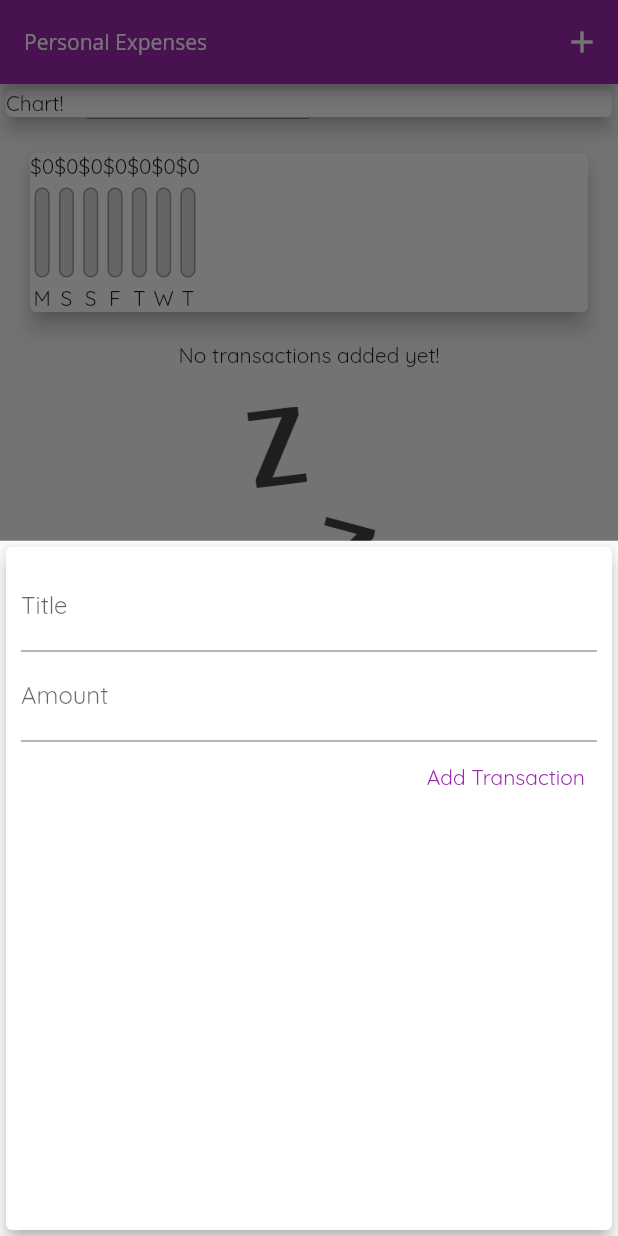
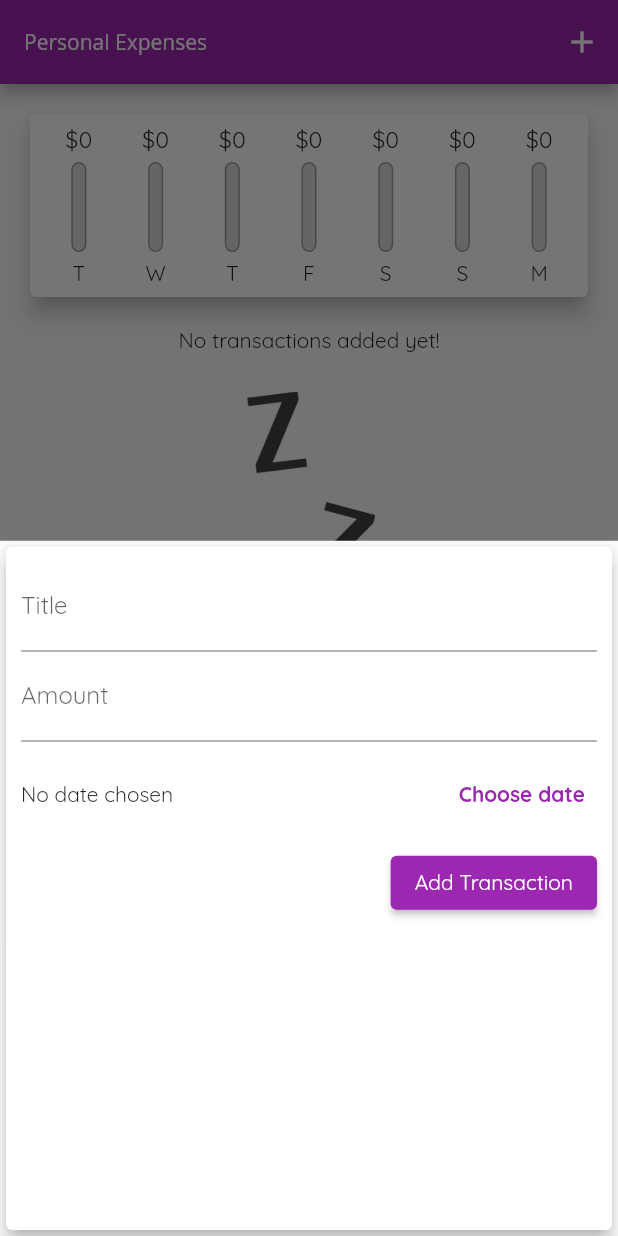
Before and after one commit to rojoslavik/personalexpenses, a Flutter app: the screen it shows after launch, after a tap on the "add" icon, on a phone screen of 412 x 824 dp. Run offline on Flutter 3.47's test engine with Material 2 defaults, Android fonts, the phone set to English and light mode, and no system bars.

Commit message:
Work done on dates and design.

```diff
--- a/lib/main.dart
+++ b/lib/main.dart
@@ -36,7 +36,7 @@ class MyHomePage extends StatefulWidget {
 
 class _MyHomePageState extends State<MyHomePage> {
   final List<Transaction> _userTransactions = [
-  /*  Transaction(
+    /*  Transaction(
         id: 't1', title: 'New Shoes', amount: 69.99, date: DateTime.now()),
     Transaction(
         id: ('t2'), title: 'Groceries', amount: 21.01, date: DateTime.now()),
@@ -53,11 +53,12 @@ class _MyHomePageState extends State<MyHomePage> {
     }).toList();
   }
 
-  void _addNewTransaction(String txTitle, double txAmount) {
+  void _addNewTransaction(
+      String txTitle, double txAmount, DateTime chosenDate) {
     final newTransaction = Transaction(
       title: txTitle,
       amount: txAmount,
-      date: DateTime.now(),
+      date: chosenDate,
       id: DateTime.now().toString(),
     );
 
@@ -76,6 +77,12 @@ class _MyHomePageState extends State<MyHomePage> {
             behavior: HitTestBehavior.opaque,
           );
         });
+  }
+
+  void _deleteTransaction(String id) {
+    setState(() {
+      _userTransactions.removeWhere((tx) => tx.id == id);
+    });
   }
 
   @override
@@ -99,13 +106,9 @@ class _MyHomePageState extends State<MyHomePage> {
           children: <Widget>[
             Container(
               width: double.infinity,
-              child: Card(
-                child: Text('Chart!'),
-                elevation: 5,
-              ),
             ),
             Chart(_recentTransactions),
-            TransactionList(_userTransactions),
+            TransactionList(_userTransactions, _deleteTransaction),
           ],
         ),
       ),
--- a/lib/widgets/chart.dart
+++ b/lib/widgets/chart.dart
@@ -28,7 +28,7 @@ class Chart extends StatelessWidget {
         'day': DateFormat.E().format(weekDay).substring(0, 1),
         'amount': totalSum,
       };
-    });
+    }).reversed.toList();
   }
 
   double get totalSpending {
@@ -42,14 +42,21 @@ class Chart extends StatelessWidget {
     return Card(
       elevation: 6,
       margin: EdgeInsets.all(20),
+      child: Padding(
+        padding: EdgeInsets.all(7),
         child: Row(
+          mainAxisAlignment: MainAxisAlignment.spaceAround,
           children: groupedTransactionValues.map((data) {
-          return ChartBar(
+            return Flexible(
+              fit: FlexFit.tight,
+              child: ChartBar(
                 data['day'] as String,
                 data['amount'] as double,
                 totalSpending == 0.0 ? 0.0 : (data['amount'] as double) / totalSpending,
+              ),
             );
           }).toList(),
+        ),
       ),
     );
   }
--- a/lib/widgets/chart_bar.dart
+++ b/lib/widgets/chart_bar.dart
@@ -11,7 +11,12 @@ class ChartBar extends StatelessWidget {
   Widget build(BuildContext context) {
     return Column(
       children: <Widget>[
-        Text('\$${spentAmount.toStringAsFixed(0)}'),
+        Container(
+          height: 20,
+          child: FittedBox(
+            child: Text('\$${spentAmount.toStringAsFixed(0)}'),
+          ),
+        ),
         SizedBox(
           height: 5,
         ),
--- a/lib/widgets/new_transaction.dart
+++ b/lib/widgets/new_transaction.dart
@@ -1,4 +1,5 @@
 import 'package:flutter/material.dart';
+import 'package:intl/intl.dart';
 
 class NewTransaction extends StatefulWidget {
   final Function addTransaction;
@@ -10,24 +11,41 @@ class NewTransaction extends StatefulWidget {
 }
 
 class _NewTransactionState extends State<NewTransaction> {
-  final titleController = TextEditingController();
+  final _titleController = TextEditingController();
+  final _amountController = TextEditingController();
+  DateTime? _selectedDate;
 
-  final amountController = TextEditingController();
+  void _submitData() {
+    final enteredTitle = _titleController.text;
+    final enteredAmount = double.parse(_amountController.text);
 
-  void submitData() {
-    final enteredTitle = titleController.text;
-    final enteredAmount = double.parse(amountController.text);
-
-    if (enteredTitle.isEmpty || enteredAmount <= 0) {
+    if (enteredTitle.isEmpty || enteredAmount <= 0 || _selectedDate == null) {
       return; //Return makes the function not execute.
     }
 
     widget.addTransaction(
       enteredTitle,
       enteredAmount,
+      _selectedDate,
     );
 
     Navigator.of(context).pop();
+  }
+
+  void _presentDatePicker() {
+    showDatePicker(
+      context: context,
+      initialDate: DateTime.now(),
+      firstDate: DateTime(2021),
+      lastDate: DateTime.now(),
+    ).then((pickedDate) {
+      if (pickedDate == null) {
+        return;
+      }
+      setState(() {
+        _selectedDate = pickedDate;
+      });
+    });
   }
 
   @override
@@ -41,18 +59,39 @@ class _NewTransactionState extends State<NewTransaction> {
           children: <Widget>[
             TextField(
               decoration: InputDecoration(labelText: 'Title'),
-              controller: titleController,
+              controller: _titleController,
               onSubmitted: (_) =>
-                  submitData(), //Setting data to nothing since I do not need anything from function call
+                  _submitData(), //Setting data to nothing since I do not need anything from function call
             ),
             TextField(
               decoration: InputDecoration(labelText: 'Amount'),
-              controller: amountController,
+              controller: _amountController,
               keyboardType: TextInputType.number,
-              onSubmitted: (_) => submitData(),
+              onSubmitted: (_) => _submitData(),
             ),
-            TextButton(
-              onPressed: submitData,
+            Container(
+              height: 70,
+              child: Row(
+                children: <Widget>[
+                  Expanded(
+                    child: Text(
+                      _selectedDate == null
+                          ? 'No date chosen'
+                          : 'Picked Date: ${DateFormat.yMd().format(_selectedDate!)}',
+                    ),
+                  ),
+                  TextButton(
+                    onPressed: _presentDatePicker,
+                    child: Text(
+                      'Choose date',
+                      style: TextStyle(fontWeight: FontWeight.bold),
+                    ),
+                  ),
+                ],
+              ),
+            ),
+            ElevatedButton(
+              onPressed: _submitData,
               child: Text('Add Transaction'),
             ),
           ],
```
Also changed, not shown: lib/widgets/transaction_list.dart (+20 -33 lines). Lines whose indentation alone changed are shown as unchanged.
